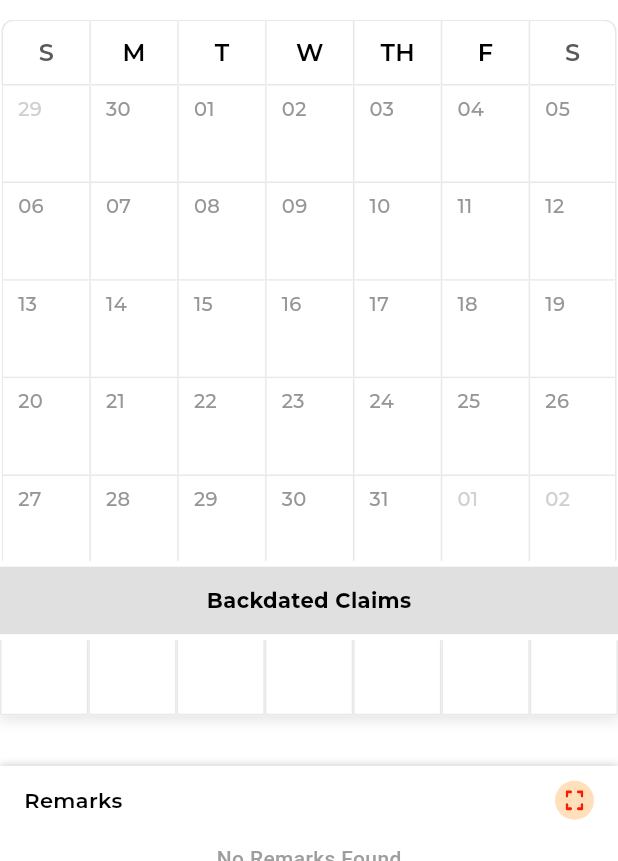
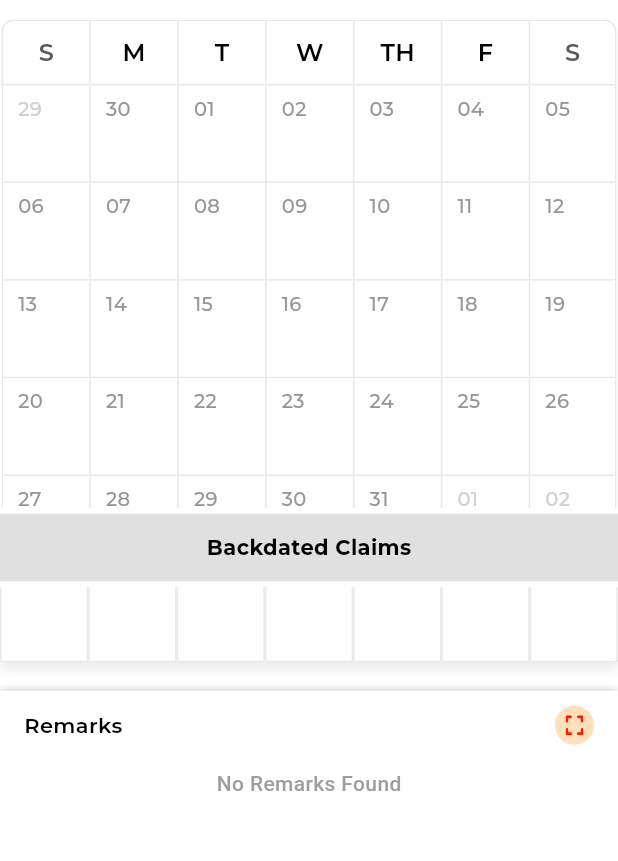
Before and after one commit to swatixenelsoft/harris_j_system, a Flutter app: the FinanceClaimScreen screen opened by its route, on a phone screen of 412 x 824 dp, the part 375-1236 px from its top. Run offline on Flutter 3.47's test engine with Material 3 defaults, Android fonts, the phone set to English and light mode, and no system bars; our stand-ins replace badges, country_picker, delightful_toast, dio, dotted_border, file_picker and 16 more; accounts and stored records are empty; network calls fail; project files that could hold a hidden picture were left out.

Commit message:
calander height

```diff
--- a/lib/screens/finance/finance_claims_screen.dart
+++ b/lib/screens/finance/finance_claims_screen.dart
@@ -31,7 +31,7 @@ class FinanceClaimScreen extends ConsumerStatefulWidget {
 class _FinanceClaimScreenState extends ConsumerState<FinanceClaimScreen> {
   int activeIndex = -1;
   int? _selectedRowIndex;
-  double calendarHeight = 350;
+  double calendarHeight = 0;
   String? token;
   String? _selectedClient;
   String? _selectedClientId;
@@ -250,13 +250,7 @@ class _FinanceClaimScreenState extends ConsumerState<FinanceClaimScreen> {
   }
   @override
   Widget build(BuildContext context) {
-    final screenHeight = MediaQuery.of(context).size.height;
 
-// Use a percentage of screen height, e.g., 20%
-    final headerBaseHeight = screenHeight * 0.2;
-
-// Add calendarHeight
-    final headerHeight = headerBaseHeight + calendarHeight;
     final financeState = ref.watch(financeProvider);
 
     final List<dynamic> fullConsultantData = financeState.hrConsultantList ?? [];
@@ -292,7 +286,7 @@ print('customDatafinance $customData');
                   pinned: true,
                   floating: true,
                   delegate: FixedHeaderDelegate(
-                    height: headerHeight,
+                    height: calendarHeight+90,
                     customData: customData,
                     child: Column(
                       mainAxisSize: MainAxisSize.min,
--- a/lib/screens/hr/hr_consultant_claim_screen.dart
+++ b/lib/screens/hr/hr_consultant_claim_screen.dart
@@ -35,7 +35,7 @@ class HrConsultantClaimScreen extends ConsumerStatefulWidget {
 class _HrConsultantClaimScreenState
     extends ConsumerState<HrConsultantClaimScreen> {
   int activeIndex = -1;
-  double calendarHeight = 350;
+  double calendarHeight = 0;
   String? token;
   String? _selectedClient;
   String? _selectedClientId;
@@ -290,7 +290,7 @@ class _HrConsultantClaimScreenState
                     pinned: true,
                     floating: true,
                     delegate: FixedHeaderDelegate(
-                      height: 180 + calendarHeight,
+                      height: 120 + calendarHeight,
                       activeIndex: activeIndex,
                       customData: customData,
                       child: Column(
--- a/lib/screens/hr/hr_consultant_timesheet_screen.dart
+++ b/lib/screens/hr/hr_consultant_timesheet_screen.dart
@@ -35,7 +35,7 @@ class HrConsultantTimeSheetScreen extends ConsumerStatefulWidget {
 class _HrConsultantTimeSheetScreenState
     extends ConsumerState<HrConsultantTimeSheetScreen> {
   int activeIndex = -1;
-  double calendarHeight = 350;
+  double calendarHeight = 0;
   String? token;
 
   String? _selectedClient;
--- a/lib/widgets/calender_view.dart
+++ b/lib/widgets/calender_view.dart
@@ -241,48 +241,75 @@ class _CalendarScreenState extends ConsumerState<CalendarScreen> {
     return (to.year - from.year) * 12 + (to.month - from.month);
   }
 
-
-
   @override
   Widget build(BuildContext context) {
+    final mediaQuery = MediaQuery.of(context);
+    final screenSize = mediaQuery.size;
+    final screenHeight = screenSize.height;
+    final screenWidth = screenSize.width;
+    final aspectRatio = screenHeight / screenWidth;
+    final safeAreaHeight = screenHeight - mediaQuery.padding.top - mediaQuery.padding.bottom;
+
     List<DateTime> monthDays = CommonFunction().getDaysInMonth(_currentMonth);
     int weeksInMonth = (monthDays.length / 7).ceil();
 
-    final screenHeight = MediaQuery.of(context).size.height;
+    // Base height calculation (responsive)
+    double baseHeight = weeksInMonth == 6
+        ? screenHeight * 0.37
+        : screenHeight * 0.31;
 
-    // ✅ Base height for regular rows
-    calculatedHeight = weeksInMonth == 6 ? screenHeight*0.37 : screenHeight*0.313;
+    // Additional height based on screen type and aspect ratio
+    double additionalHeight = 0;
 
-    // ✅ Adjust for claim screen's extra row
-    if (widget.isFromClaimScreen && !widget.isFromHrScreen) {
-      if (weeksInMonth == 6) {
-        calculatedHeight +=screenHeight*0.234; // Add height for extra row (7 items)
-      } else if (weeksInMonth == 5) {
-        calculatedHeight += screenHeight*0.215; // Slightly less if only 5 weeks
-      }
+    if (widget.isFromClaimScreen && widget.isFromHrScreen) {
+      additionalHeight = _calculateAdditionalHeight(
+        safeAreaHeight: safeAreaHeight,
+        weeksInMonth: weeksInMonth,
+        isHrScreen: true,
+        isClaimScreen: true,
+      );
+      print('additionalHeight $additionalHeight');
+    }
+    else if (widget.isFromClaimScreen && !widget.isFromHrScreen) {
+      print('dfh');
+      additionalHeight = _calculateAdditionalHeight(
+        safeAreaHeight: safeAreaHeight,
+        weeksInMonth: weeksInMonth,
+        isHrScreen: false,
+        isClaimScreen: true,
+      );
+      print('additionalHeight $additionalHeight');
+    }
+    else if (!widget.isFromClaimScreen && widget.isFromHrScreen) {
+      additionalHeight = _calculateAdditionalHeight(
+        safeAreaHeight: safeAreaHeight,
+        weeksInMonth: weeksInMonth,
+        isHrScreen: true,
+        isClaimScreen: false,
+      );
+      print('additionalHeight $additionalHeight');
+    }
+    else {
+      additionalHeight = _calculateAdditionalHeight(
+        safeAreaHeight: safeAreaHeight,
+        weeksInMonth: weeksInMonth,
+        isHrScreen: false,
+        isClaimScreen: false,
+      );
+      print('additionalHeight $additionalHeight');
     }
 
-    else if (widget.isFromClaimScreen && widget.isFromHrScreen) {
-      if (weeksInMonth == 6) {
-        calculatedHeight += screenHeight*0.197; // Add height for extra row (7 items)
-      } else if (weeksInMonth == 5) {
-        calculatedHeight += screenHeight*0.177; // Slightly less if only 5 weeks
-      }
+    // Fixed extra height for backdated claims
+    if (widget.isFromClaimScreen) {
+      additionalHeight += safeAreaHeight * 0.07; // or tune percentage
     }
-    else if (!widget.isFromClaimScreen && widget.isFromHrScreen) {
-      if (weeksInMonth == 6) {
-        calculatedHeight += screenHeight*0.141; // Add height for extra row (7 items)
-      } else if (weeksInMonth == 5) {
-        calculatedHeight += screenHeight*0.123; // Slightly less if only 5 weeks
-      }
-    }
-    else if (!widget.isFromClaimScreen && !widget.isFromHrScreen) {
-      if (weeksInMonth == 6) {
-        calculatedHeight += screenHeight*0.14; // Add height for extra row (7 items)
-      } else if (weeksInMonth == 5) {
-        calculatedHeight += screenHeight*0.123; // Slightly less if only 5 weeks
-      }
-    }
+
+
+    // Calculate final height with constraints
+    calculatedHeight = (baseHeight + additionalHeight).clamp(
+      screenHeight * 0.43,  // lower minimum so smaller screens won't overflow
+      screenHeight * 0.65,  // allow taller on big screens
+    );
 
     widget.onHeightCalculated(calculatedHeight);
 
@@ -355,21 +382,13 @@ class _CalendarScreenState extends ConsumerState<CalendarScreen> {
         calenderView(monthDays),
       ],
     );
-
-
   }
 
   Widget calenderView(List<DateTime> monthDays) {
-    print('customDatacalender ${widget.customData}');
-    print('backdatedClaim ${widget.backDatedClaims},${widget.selectedMonth}');
     final backdatedClaims = widget.backDatedClaims as Map<String, dynamic>? ?? {};
-    print('blk1Map $backdatedClaims');
+
     return SizedBox(
-      height: widget.isFromClaimScreen && !widget.isFromHrScreen
-          ? calculatedHeight + 32
-          : widget.isFromHrScreen && widget.isFromClaimScreen
-              ? calculatedHeight +60
-              : calculatedHeight,
+      height: calculatedHeight,
       child: PageView.builder(
         controller: _pageController,
         onPageChanged: _onPageChanged,
@@ -407,7 +426,6 @@ class _CalendarScreenState extends ConsumerState<CalendarScreen> {
 
                         List<String> valuesList = [];
                         if (blkMap.isNotEmpty) {
-                          // Sort keys numerically and get values
                           final sortedKeys = blkMap.keys.toList()
                             ..sort((a, b) => int.parse(a).compareTo(int.parse(b)));
                           valuesList = sortedKeys.map((k) => blkMap[k]?.toString() ?? '0').toList();
@@ -417,7 +435,7 @@ class _CalendarScreenState extends ConsumerState<CalendarScreen> {
                           child: Container(
                             height: 50,
                             decoration: const BoxDecoration(
-                              color: Colors.white, // no background color change
+                              color: Colors.white,
                               border: Border(
                                 bottom: BorderSide(width: 1, color: Color(0xffE8E8E8)),
                                 left: BorderSide(width: 1, color: Color(0xffE8E8E8)),
@@ -430,11 +448,13 @@ class _CalendarScreenState extends ConsumerState<CalendarScreen> {
                               text: TextSpan(
                                 children: List.generate(valuesList.length * 2 - 1, (i) {
                                   if (i.isEven) {
-                                    // Number part
                                     final numIndex = i ~/ 2;
                                     final text = valuesList[numIndex];
-                                    // Assign colors for each number differently (cycle colors if needed)
-                                    final colors = [const Color(0xffB8E6D0), const Color(0xffE9BDBF), const Color(0xffFF9F2D)];
+                                    final colors = [
+                                      const Color(0xffB8E6D0),
+                                      const Color(0xffE9BDBF),
+                                      const Color(0xffFF9F2D)
+                                    ];
                                     final color = colors[numIndex % colors.length];
                                     return TextSpan(
                                       text: text,
@@ -445,7 +465,6 @@ class _CalendarScreenState extends ConsumerState<CalendarScreen> {
                                       ),
                                     );
                                   } else {
-                                    // Comma separator
                                     return const TextSpan(
                                       text: ' ',
                                       style: TextStyle(fontSize: 16, color: Colors.black),
@@ -455,15 +474,13 @@ class _CalendarScreenState extends ConsumerState<CalendarScreen> {
                               ),
                             )
                                 : const Text(
-                              '', // empty if no data
+                              '',
                               style: TextStyle(fontSize: 16),
                             ),
                           ),
                         );
                       }),
                     ),
-
-
                   ],
                 ),
             ],
@@ -472,6 +489,48 @@ class _CalendarScreenState extends ConsumerState<CalendarScreen> {
       ),
     );
   }
+  // Helper function for consistent additional height calculation
+  double _calculateAdditionalHeight({
+    required double safeAreaHeight,
+    required int weeksInMonth,
+    required bool isHrScreen,
+    required bool isClaimScreen,
+  }) {
+    final bool isTallDevice = safeAreaHeight > 800;  // or adjust threshold as per testing
+
+    print('isTallDevice $isTallDevice, $safeAreaHeight $weeksInMonth');
+
+    if (isHrScreen && isClaimScreen) {
+      // adjust by weeks
+      print('thhh');
+      return isTallDevice
+          ?safeAreaHeight * (weeksInMonth == 6 ? 0.16 : 0.14)
+          : safeAreaHeight * (weeksInMonth == 6 ? 0.2: 0.19);
+    } else if (isHrScreen) {
+      return isTallDevice
+          ? safeAreaHeight * (weeksInMonth == 6 ? 0.1 : 0.00)  // <– new value for 5 weeks
+          : safeAreaHeight * (weeksInMonth == 6 ? 0.14 : 0.00); // <– same
+    }
+    else if (isClaimScreen) {
+      print('Only Claim screen');
+      return isTallDevice
+          ? safeAreaHeight * (weeksInMonth == 6 ? 0.16 : 0.14)
+          : safeAreaHeight * (weeksInMonth == 6 ? 0.2 : 0.192);
+    }
+    else if (!isClaimScreen) {
+      print('Only time screen');
+      return isTallDevice
+          ? safeAreaHeight * (weeksInMonth == 6 ? 0.11 : 0.09)
+          : safeAreaHeight * (weeksInMonth == 6 ? 0.14 : 0.09);
+    }
+    else {
+      print('Default case');
+      return isTallDevice
+          ?safeAreaHeight * (weeksInMonth == 6 ? 0.14 : 0.05)
+          : safeAreaHeight * (weeksInMonth == 6 ? 0.09 : 0.07);  // slightly less for shorter devices
+    }
+  }
+
 
   Widget _buildWeekdayLabels() {
     List<String> weekdays = ["S", "M", "T", "W", "TH", "F", "S"];
@@ -538,6 +597,8 @@ class _CalendarScreenState extends ConsumerState<CalendarScreen> {
       return date.weekday;
     } // Other days remain same
   }
+
+
 
   Widget _buildMonthlyCalender(List<DateTime> monthDays) {
     final consultantState = ref.watch(consultantProvider);
```
Also changed, not shown: lib/screens/hr/hr_dashboard_screen.dart (+6 -7 lines), lib/screens/operator/operator_claims_screen.dart (+5 -9 lines), lib/screens/operator/operator_dashboard_screen.dart (+7 -7 lines), lib/screens/operator/operator_human_resources_screen.dart (+4 -10 lines).
